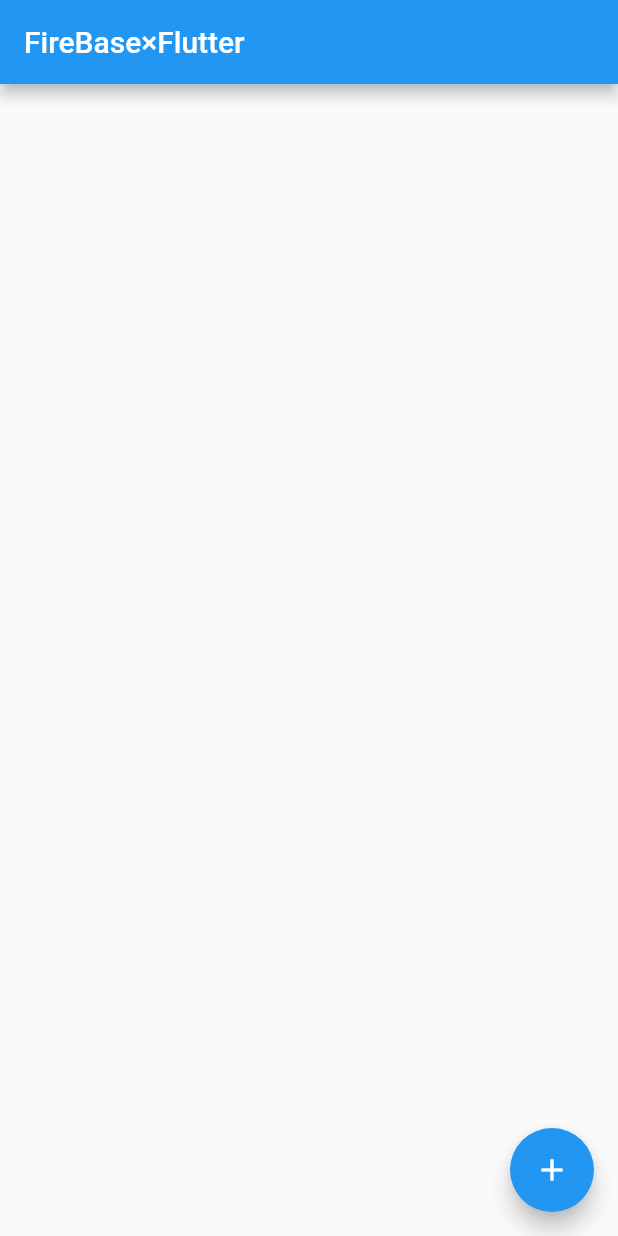
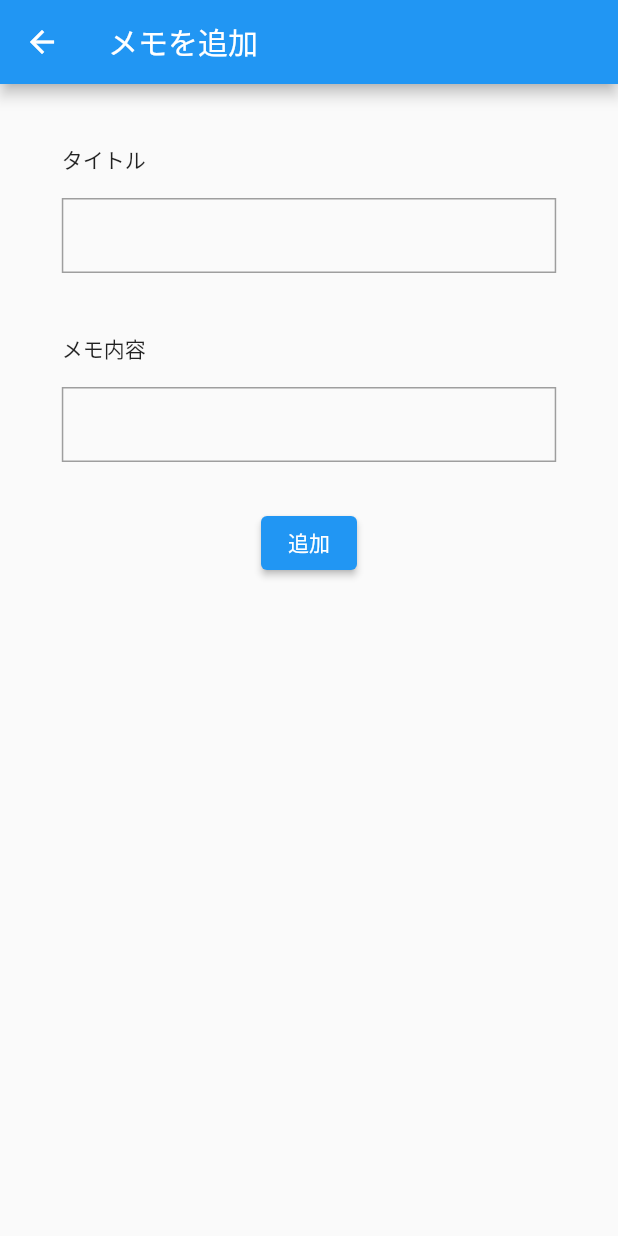
Before and after one commit to kanokoppa/MemoApp, a Flutter app: the screen it shows after launch, after a tap on the "add" icon, on a phone screen of 412 x 824 dp. Run offline on Flutter 3.47's test engine with Material 2 defaults, Android fonts, the phone set to English and light mode, and no system bars; our stand-ins replace cloud_firestore, firebase_core; missing offline and left inert: dart:ffi; accounts and stored records are empty.

Commit message:
メモ追加画面

```diff
--- /dev/null
+++ b/lib/pages/add_memo_page.dart
@@ -0,0 +1,102 @@
+import 'package:flutter/cupertino.dart';
+import 'package:flutter/material.dart';
+
+class AddMemoPage extends StatefulWidget {
+  @override
+  _AddMemoPageState createState() => _AddMemoPageState();
+}
+
+class _AddMemoPageState extends State<AddMemoPage> {
+  TextEditingController titleController = TextEditingController();
+  TextEditingController detailController = TextEditingController();
+
+  @override
+  Widget build(BuildContext context) {
+    return Scaffold(
+      appBar: AppBar(
+        title: Text('メモを追加'),
+      ),
+
+
+      body:Center(
+        child: Column(
+          crossAxisAlignment: CrossAxisAlignment.start,
+          children: [
+            Padding(
+              padding: const EdgeInsets.only(top:40),
+              child: Text(
+                'タイトル',
+              ),
+            ),
+            Padding(
+              padding: const EdgeInsets.only(top:15),
+              child: Container(
+                decoration: BoxDecoration(
+                  border: Border.all(
+                    color: Colors.grey
+                  )
+                ),
+                  width: MediaQuery.of(context).size.width * 0.8,
+                  //画面幅の８割
+                  child: TextField(
+                    controller: titleController,
+                    decoration: InputDecoration(
+                      border: InputBorder.none,
+                      contentPadding: EdgeInsets.only(
+                        left: 10
+                      )
+                    ),
+                    //下の下線が消える
+                  )),
+            ),
+
+            Padding(
+              padding: const EdgeInsets.only(top:40),
+              child: Text(
+                'メモ内容',
+              ),
+            ),
+            Padding(
+              padding: const EdgeInsets.only(top:15),
+              child: Container(
+                  decoration: BoxDecoration(
+                      border: Border.all(
+                          color: Colors.grey
+                      )
+                  ),
+                  width: MediaQuery.of(context).size.width * 0.8,
+                  //画面幅の８割
+                  child: TextField(
+                    controller: detailController,
+                    decoration: InputDecoration(
+                        border: InputBorder.none,
+                        contentPadding: EdgeInsets.only(
+                            left: 10
+                        )
+                    ),
+                    //下の下線が消える
+                  )),
+            ),
+            Padding(
+              padding: const EdgeInsets.only(top: 30),
+              child: Container(
+                  width: MediaQuery.of(context).size.width * 0.8,
+                  alignment: Alignment.center,
+                  child: ElevatedButton(
+                    child: Text('追加'),
+                    onPressed: (){
+
+                    },
+                  )),
+            ),
+
+
+
+
+
+          ],
+        ),
+      ),
+    );
+  }
+}
```
Also changed, not shown: lib/pages/memo_page.dart (added, +37 -0 lines), lib/pages/top_page.dart (+9 -1 lines).
